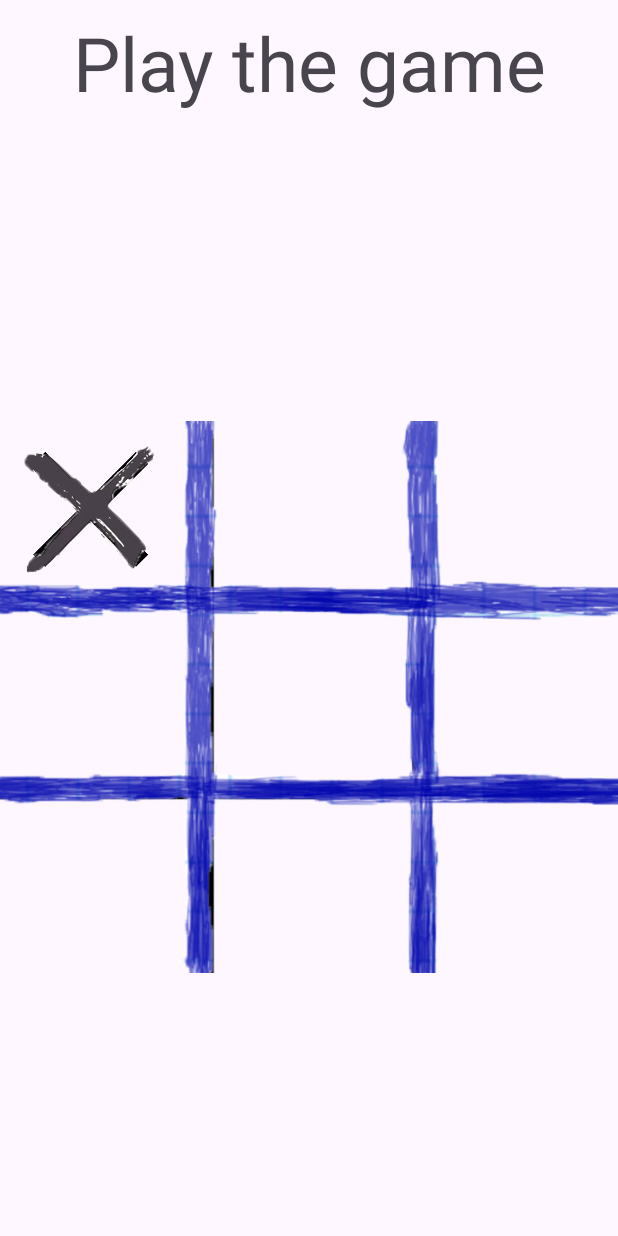
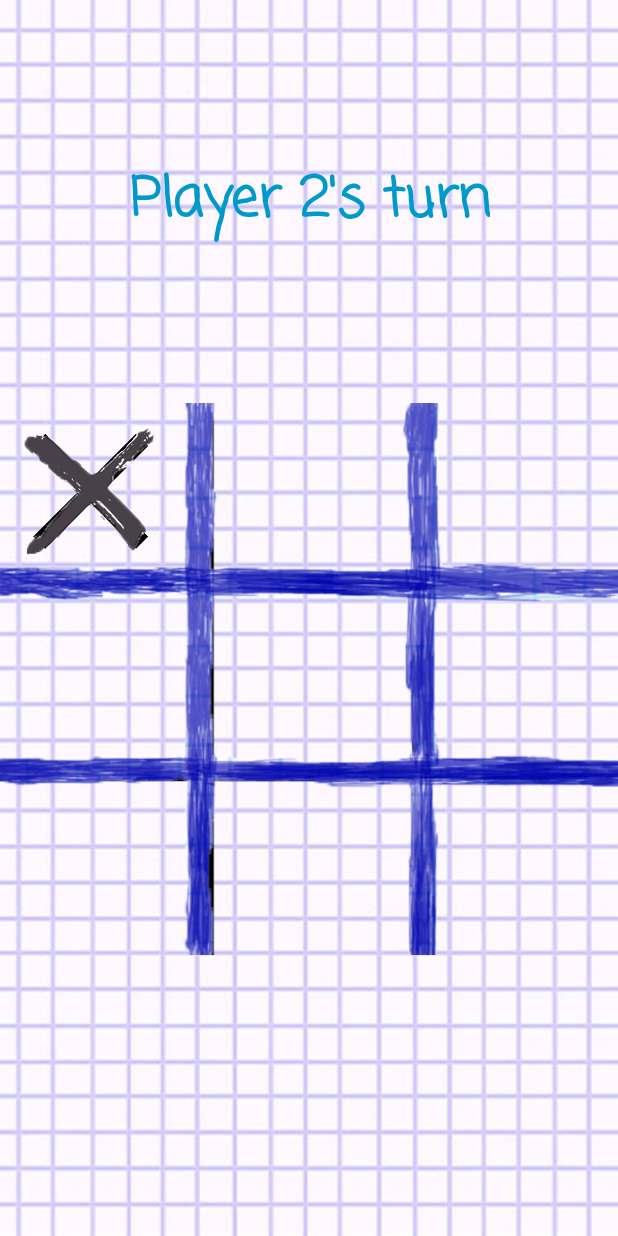
Before and after one commit to AnatoliyVinokurov/Tic-Tac-Toe, an Android app: the screen it shows after launch (MainActivity), after a tap on an icon or button, on a phone screen of 412 x 824 dp. Run offline under Robolectric (Android 15) with nearby library versions, the phone set to English and light mode, and no system bars; our stand-ins replace AdMob.

Commit message:
added font style

```diff
--- a/app/src/main/java/com/anatoliyvinokurov/tictactoe/MainActivity.kt
+++ b/app/src/main/java/com/anatoliyvinokurov/tictactoe/MainActivity.kt
@@ -34,6 +34,7 @@ class MainActivity : AppCompatActivity() {
     private lateinit var playTheGame: TextView
     private lateinit var score: TextView
     private var gameResult: String? = null
+    private var currentPlayerName = "Player 1"
 
     override fun onCreate(savedInstanceState: Bundle?) {
         super.onCreate(savedInstanceState)
@@ -47,6 +48,7 @@ class MainActivity : AppCompatActivity() {
         restart = findViewById(R.id.button)
         playTheGame = findViewById(R.id.textView2)
         score = findViewById(R.id.textView)
+        playTheGame.text = "$currentPlayerName's turn"
     }
 
     private fun resetGameAndShowAd() {
@@ -59,7 +61,8 @@ class MainActivity : AppCompatActivity() {
         gameState = IntArray(9) { 2 }
         gameActive = true
         activePlayer = 0
-        gameResult = null // Сброс результата игры
+        gameResult = null
+        currentPlayerName = "Player 1"
         playTheGame.visibility = View.VISIBLE
         restart.visibility = View.INVISIBLE
         score.visibility = View.INVISIBLE
@@ -89,9 +92,11 @@ class MainActivity : AppCompatActivity() {
         if (activePlayer == 0) {
             counter.setImageResource(R.drawable.tictcx)
             activePlayer = 1
+            currentPlayerName = "Player 2"
         } else {
             counter.setImageResource(R.drawable.tictactoe_o)
             activePlayer = 0
+            currentPlayerName = "Player 1"
         }
     }
 
@@ -112,7 +117,7 @@ class MainActivity : AppCompatActivity() {
                 gameState[winningPosition[1]] != 2
             ) {
                 gameActive = false
-                winner = if (activePlayer == 1) "  Player 1" else "  Player 2"
+                winner = if (activePlayer == 1) "Player 1" else "Player 2"
                 break
             }
         }
@@ -120,7 +125,6 @@ class MainActivity : AppCompatActivity() {
         if (winner != null) {
             gameResult = "$winner Wins"
         } else if (allCellsFilled && gameActive) {
-            // Все ячейки заполнены, ничья
             gameResult = "It's a Draw"
         }
 
@@ -134,6 +138,8 @@ class MainActivity : AppCompatActivity() {
             score.visibility = View.VISIBLE
             score.text = gameResult
             restart.visibility = View.VISIBLE
+        } else {
+            playTheGame.text = "$currentPlayerName's turn"
         }
     }
 
@@ -143,7 +149,7 @@ class MainActivity : AppCompatActivity() {
                 override fun onAdDismissedFullScreenContent() {
                     interstitialAd = null
                     loadAd()
-                    updateGameUI() // Вызов после показа рекламы и перед началом новой игры
+                    updateGameUI()
                 }
 
                 override fun onAdFailedToShowFullScreenContent(adError: AdError) {
--- a/app/src/main/res/layout/activity_main.xml
+++ b/app/src/main/res/layout/activity_main.xml
@@ -4,14 +4,22 @@
     xmlns:tools="http://schemas.android.com/tools"
     android:layout_width="match_parent"
     android:layout_height="match_parent"
+    android:background="@color/white"
     tools:context=".MainActivity">
+
+    <ImageView
+        android:id="@+id/backgroundImageView"
+        android:layout_width="match_parent"
+        android:layout_height="match_parent"
+        android:scaleType="centerCrop"
+        android:src="@drawable/background" />
 
     <GridLayout
         android:id="@+id/gridlayout"
         android:layout_width="match_parent"
         android:layout_height="368dp"
         android:layout_marginBottom="19dp"
-        android:layout_marginTop="124dp"
+        android:layout_marginTop="100dp"
         android:background="@drawable/tic"
         android:columnCount="3"
         android:rowCount="3"
@@ -98,49 +106,47 @@
             android:onClick="dropIn"
             android:tag="8" />
     </GridLayout>
-
     <Button
         android:id="@+id/button"
-        android:layout_width="102dp"
+        android:layout_width="wrap_content"
         android:layout_height="wrap_content"
-        android:layout_marginBottom="24dp"
-        android:layout_marginTop="24dp"
+        android:layout_marginTop="16dp"
         android:text="Restart"
         android:visibility="invisible"
-        app:layout_constraintHorizontal_bias="0.945"
-        app:layout_constraintLeft_toLeftOf="parent"
-        app:layout_constraintRight_toRightOf="parent"
-        app:layout_constraintTop_toTopOf="parent"
-        app:layout_constraintVertical_bias="0.794" />
+        android:textStyle="bold"
+        android:fontFamily="casual"
+
+        app:layout_constraintEnd_toEndOf="parent"
+        app:layout_constraintStart_toStartOf="parent"
+        app:layout_constraintTop_toBottomOf="@+id/gridlayout" />
 
     <TextView
         android:id="@+id/textView"
-        android:layout_width="246dp"
-        android:layout_height="68dp"
-        android:layout_marginBottom="22dp"
-        android:layout_marginEnd="26dp"
-        android:layout_marginLeft="8dp"
-        android:layout_marginTop="16dp"
-        android:gravity="center"
+        android:layout_width="wrap_content"
+        android:layout_height="wrap_content"
         android:text="Player 1 wins"
-        android:textSize="40sp"
+        android:textColor="@android:color/holo_blue_dark"
+        android:fontFamily="casual"
+        android:textSize="36sp"
+        android:textStyle="bold"
         android:visibility="invisible"
+        app:layout_constraintTop_toTopOf="parent"
         app:layout_constraintBottom_toTopOf="@+id/gridlayout"
-        app:layout_constraintEnd_toStartOf="@+id/button"
-        app:layout_constraintLeft_toLeftOf="parent"
-        app:layout_constraintTop_toTopOf="parent" />
+        app:layout_constraintEnd_toEndOf="parent"
+        app:layout_constraintStart_toStartOf="parent"  />
 
     <TextView
         android:id="@+id/textView2"
-        android:layout_width="344dp"
-        android:layout_height="84dp"
-        android:gravity="center"
+        android:layout_width="wrap_content"
+        android:layout_height="wrap_content"
         android:text="Play the game"
+        android:textColor="@android:color/holo_blue_dark"
+        android:textSize="36sp"
+        android:textStyle="bold"
+        android:fontFamily="casual"
         app:layout_constraintTop_toTopOf="parent"
-        app:layout_constraintLeft_toLeftOf="parent"
-        app:layout_constraintRight_toRightOf="parent"
-        android:textSize="50sp"
-        tools:layout_editor_absoluteX="17dp"
-        tools:layout_editor_absoluteY="9dp" />
+        app:layout_constraintBottom_toTopOf="@+id/gridlayout"
+        app:layout_constraintEnd_toEndOf="parent"
+        app:layout_constraintStart_toStartOf="parent" />
 
 </androidx.constraintlayout.widget.ConstraintLayout>
--- a/app/src/main/res/values/colors.xml
+++ b/app/src/main/res/values/colors.xml
@@ -2,7 +2,8 @@
 <resources>
     <color name="black">#FF000000</color>
     <color name="white">#FFFFFFFF</color>
-    <color name="colorPrimary">#3fb56a</color>
-    <color name="colorPrimaryDark">#9f5c30</color>
-    <color name="colorAccent">#FF4081</color>
+        <color name="colorPrimary">#5A27B0</color>
+        <color name="colorPrimaryDark">#471C83</color>
+        <color name="colorAccent">#4344C1</color>
+
 </resources>
--- a/app/src/main/res/values/themes.xml
+++ b/app/src/main/res/values/themes.xml
@@ -1,8 +1,10 @@
 <resources xmlns:tools="http://schemas.android.com/tools">
     <!-- Base application theme. -->
-    <style name="Base.Theme.TicTacToe" parent="Theme.Material3.DayNight.NoActionBar">
+    <style name="Base.Theme.TicTacToe" parent="Theme.MaterialComponents.DayNight.NoActionBar">
         <!-- Customize your light theme here. -->
-        <!-- <item name="colorPrimary">@color/my_light_primary</item> -->
+        <item name="colorPrimary">@color/colorPrimary</item>
+        <item name="colorPrimaryDark">@color/colorPrimaryDark</item>
+        <item name="colorAccent">@color/colorAccent</item>
     </style>
 
     <style name="Theme.TicTacToe" parent="Base.Theme.TicTacToe" />
```
Also changed, not shown: app/src/main/res/drawable/background.jpg (added).
